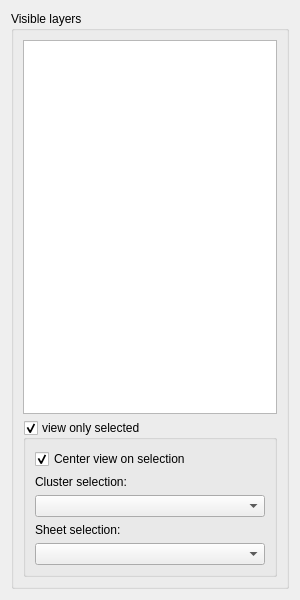
Old version of the form sheeterator.ui in the repository Ylannl/skel3d.
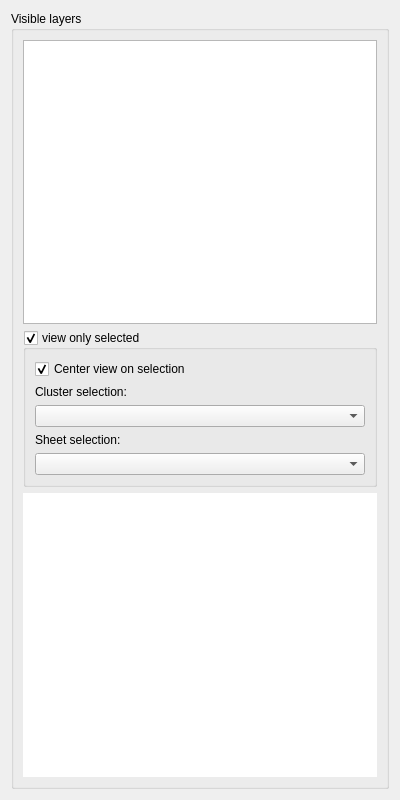
New version of the form. Custom widgets are drawn as their Qt base class.

Commit message: implement meaningful sheet analysis plots

```diff
--- a/sheeterator.ui
+++ b/sheeterator.ui
@@ -2,12 +2,15 @@
 <ui version="4.0">
  <class>Form</class>
  <widget class="QWidget" name="Form">
+  <property name="enabled">
+   <bool>true</bool>
+  </property>
   <property name="geometry">
    <rect>
     <x>0</x>
     <y>0</y>
-    <width>300</width>
-    <height>600</height>
+    <width>400</width>
+    <height>800</height>
    </rect>
   </property>
   <property name="minimumSize">
@@ -19,38 +22,14 @@
   <property name="windowTitle">
    <string>Tools</string>
   </property>
-  <layout class="QVBoxLayout" name="verticalLayout">
+  <layout class="QHBoxLayout" name="horizontalLayout">
    <item>
     <widget class="QGroupBox" name="groupBox">
      <property name="title">
       <string>Visible layers</string>
      </property>
-     <layout class="QVBoxLayout" name="verticalLayout_2">
-      <item>
-       <widget class="QTreeWidget" name="treeWidget_layers">
-        <property name="sizePolicy">
-         <sizepolicy hsizetype="Expanding" vsizetype="Expanding">
-          <horstretch>0</horstretch>
-          <verstretch>0</verstretch>
-         </sizepolicy>
-        </property>
-        <property name="selectionMode">
-         <enum>QAbstractItemView::MultiSelection</enum>
-        </property>
-        <property name="headerHidden">
-         <bool>true</bool>
-        </property>
-        <property name="expandsOnDoubleClick">
-         <bool>false</bool>
-        </property>
-        <column>
-         <property name="text">
-          <string>Layer</string>
-         </property>
-        </column>
-       </widget>
-      </item>
-      <item alignment="Qt::AlignTop">
+     <layout class="QGridLayout" name="gridLayout">
+      <item row="1" column="0">
        <widget class="QGroupBox" name="groupBox_cluster">
         <property name="sizePolicy">
          <sizepolicy hsizetype="Preferred" vsizetype="Fixed">
@@ -136,11 +115,52 @@
         </layout>
        </widget>
       </item>
+      <item row="0" column="0">
+       <widget class="QTreeWidget" name="treeWidget_layers">
+        <property name="sizePolicy">
+         <sizepolicy hsizetype="Expanding" vsizetype="MinimumExpanding">
+          <horstretch>0</horstretch>
+          <verstretch>0</verstretch>
+         </sizepolicy>
+        </property>
+        <property name="selectionMode">
+         <enum>QAbstractItemView::MultiSelection</enum>
+        </property>
+        <property name="headerHidden">
+         <bool>true</bool>
+        </property>
+        <property name="expandsOnDoubleClick">
+         <bool>false</bool>
+        </property>
+        <column>
+         <property name="text">
+          <string>Layer</string>
+         </property>
+        </column>
+       </widget>
+      </item>
+      <item row="2" column="0">
+       <widget class="PlotWidget" name="graphicsView_plotWidget">
+        <property name="frameShape">
+         <enum>QFrame::NoFrame</enum>
+        </property>
+        <property name="frameShadow">
+         <enum>QFrame::Plain</enum>
+        </property>
+       </widget>
+      </item>
      </layout>
     </widget>
    </item>
   </layout>
  </widget>
+ <customwidgets>
+  <customwidget>
+   <class>PlotWidget</class>
+   <extends>QGraphicsView</extends>
+   <header>pyqtgraph</header>
+  </customwidget>
+ </customwidgets>
  <resources/>
  <connections/>
 </ui>
```
The commit also changes 2 other files.
